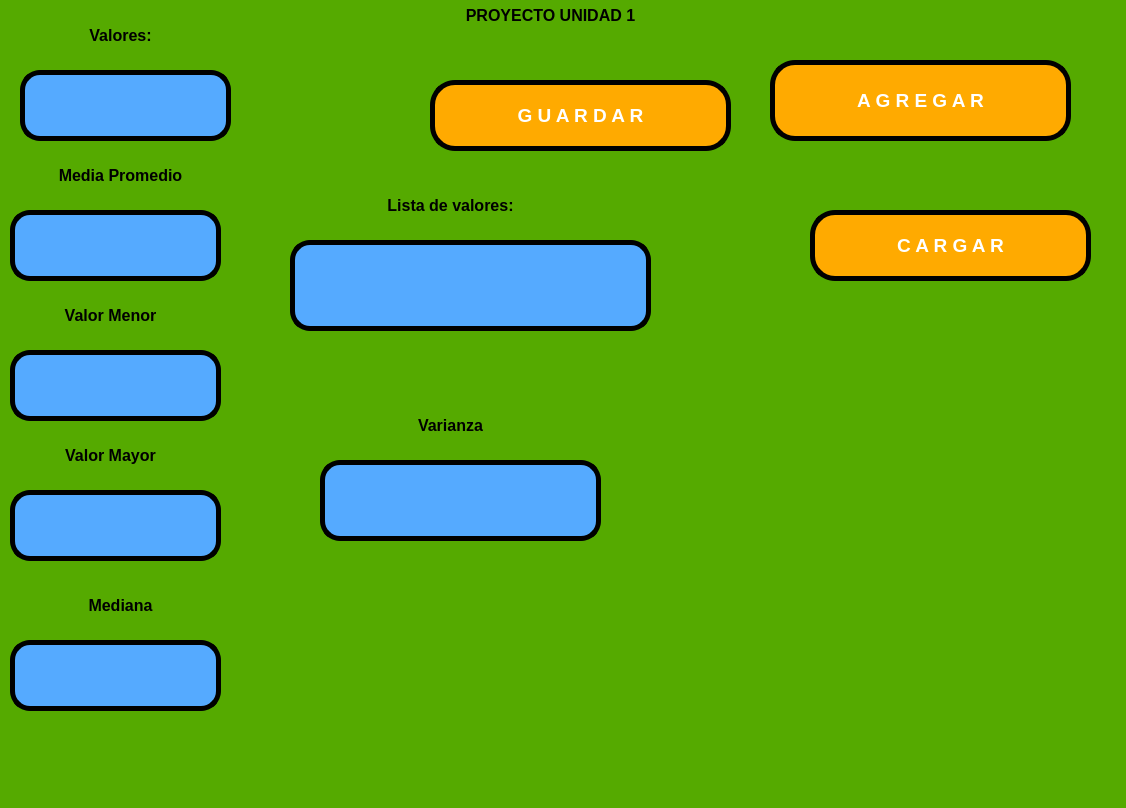
Old version of the form PIP_2025_Eq1/Unidad 1/ProyectoUnidad1.ui in the repository juliancruz98/PIP_2025_Eq1.
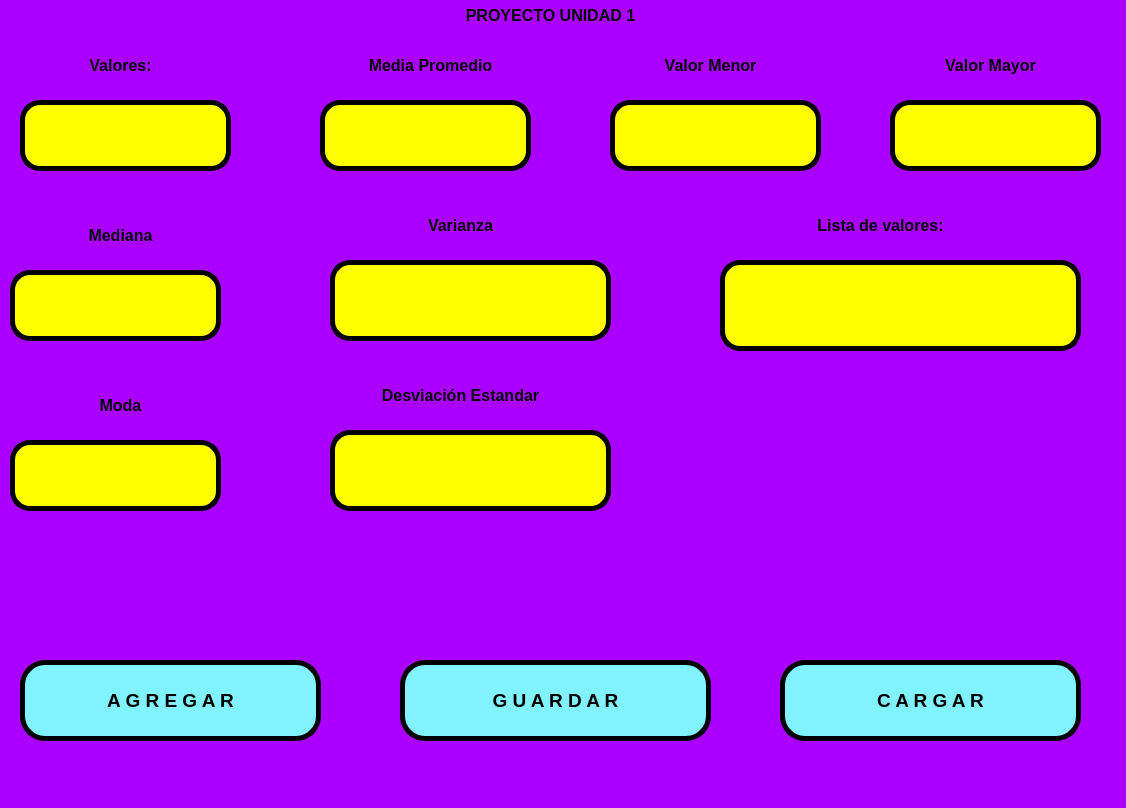
New version of the form.

Diff of the .ui file:
```diff
--- a/PIP_2025_Eq1/Unidad 1/ProyectoUnidad1.ui
+++ b/PIP_2025_Eq1/Unidad 1/ProyectoUnidad1.ui
@@ -14,14 +14,14 @@
    <string>MainWindow</string>
   </property>
   <property name="styleSheet">
-   <string notr="true">background-color: rgb(85, 170, 0);</string>
+   <string notr="true">background-color: rgb(170, 0, 255);</string>
   </property>
   <widget class="QWidget" name="centralwidget">
    <widget class="QPushButton" name="btn_agregar">
     <property name="geometry">
      <rect>
-      <x>770</x>
-      <y>60</y>
+      <x>20</x>
+      <y>660</y>
       <width>301</width>
       <height>81</height>
      </rect>
@@ -37,9 +37,8 @@
      <enum>Qt::LeftToRight</enum>
     </property>
     <property name="styleSheet">
-     <string notr="true">background-color: rgb(170, 85, 255);
-background-color: rgb(255, 170, 0);
-color: rgb(255, 255, 255);
+     <string notr="true">background-color: rgb(129, 243, 255);
+color: rgb(0, 0, 0);
 border-radius: 25px;
 border:  5px solid black;</string>
     </property>
@@ -51,7 +50,7 @@
     <property name="geometry">
      <rect>
       <x>20</x>
-      <y>10</y>
+      <y>40</y>
       <width>201</width>
       <height>51</height>
      </rect>
@@ -67,7 +66,7 @@
     <property name="geometry">
      <rect>
       <x>20</x>
-      <y>70</y>
+      <y>100</y>
       <width>211</width>
       <height>71</height>
      </rect>
@@ -83,7 +82,7 @@
      <enum>Qt::LeftToRight</enum>
     </property>
     <property name="styleSheet">
-     <string notr="true">background-color: rgb(85, 170, 255);
+     <string notr="true">background-color: rgb(255, 255, 0);
 border-radius:20px;
 border:  5px solid black;</string>
     </property>
@@ -97,8 +96,8 @@
    <widget class="QLineEdit" name="txt_promedio">
     <property name="geometry">
      <rect>
-      <x>10</x>
-      <y>210</y>
+      <x>320</x>
+      <y>100</y>
       <width>211</width>
       <height>71</height>
      </rect>
@@ -114,7 +113,7 @@
      <enum>Qt::LeftToRight</enum>
     </property>
     <property name="styleSheet">
-     <string notr="true">background-color: rgb(85, 170, 255);
+     <string notr="true">background-color: rgb(255, 255, 0);
 border-radius:20px;
 border:  5px solid black;</string>
     </property>
@@ -128,10 +127,10 @@
    <widget class="QPushButton" name="btn_guardar">
     <property name="geometry">
      <rect>
-      <x>430</x>
-      <y>80</y>
-      <width>301</width>
-      <height>71</height>
+      <x>400</x>
+      <y>660</y>
+      <width>311</width>
+      <height>81</height>
      </rect>
     </property>
     <property name="font">
@@ -145,9 +144,8 @@
      <enum>Qt::LeftToRight</enum>
     </property>
     <property name="styleSheet">
-     <string notr="true">background-color: rgb(170, 85, 255);
-background-color: rgb(255, 170, 0);
-color: rgb(255, 255, 255);
+     <string notr="true">background-color: rgb(129, 243, 255);
+color: rgb(0, 0, 0);
 border-radius: 25px;
 border:  5px solid black;</string>
     </property>
@@ -158,10 +156,10 @@
    <widget class="QPushButton" name="btn_cargar">
     <property name="geometry">
      <rect>
-      <x>810</x>
-      <y>210</y>
-      <width>281</width>
-      <height>71</height>
+      <x>780</x>
+      <y>660</y>
+      <width>301</width>
+      <height>81</height>
      </rect>
     </property>
     <property name="font">
@@ -175,9 +173,8 @@
      <enum>Qt::LeftToRight</enum>
     </property>
     <property name="styleSheet">
-     <string notr="true">background-color: rgb(170, 85, 255);
-background-color: rgb(255, 170, 0);
-color: rgb(255, 255, 255);
+     <string notr="true">background-color: rgb(129, 243, 255);
+color: rgb(0, 0, 0);
 border-radius: 25px;
 border:  5px solid black;</string>
     </property>
@@ -188,8 +185,8 @@
    <widget class="QLabel" name="label_2">
     <property name="geometry">
      <rect>
-      <x>350</x>
-      <y>180</y>
+      <x>780</x>
+      <y>200</y>
       <width>201</width>
       <height>51</height>
      </rect>
@@ -204,8 +201,8 @@
    <widget class="QLineEdit" name="txt_linea_valores">
     <property name="geometry">
      <rect>
-      <x>290</x>
-      <y>240</y>
+      <x>720</x>
+      <y>260</y>
       <width>361</width>
       <height>91</height>
      </rect>
@@ -218,7 +215,7 @@
      </font>
     </property>
     <property name="styleSheet">
-     <string notr="true">background-color: rgb(85, 170, 255);
+     <string notr="true">background-color: rgb(255, 255, 0);
 border-radius:20px;
 border:  5px solid black;</string>
     </property>
@@ -245,8 +242,8 @@
    <widget class="QLabel" name="label_5">
     <property name="geometry">
      <rect>
-      <x>0</x>
-      <y>290</y>
+      <x>600</x>
+      <y>40</y>
       <width>221</width>
       <height>51</height>
      </rect>
@@ -261,8 +258,8 @@
    <widget class="QLabel" name="label_6">
     <property name="geometry">
      <rect>
-      <x>0</x>
-      <y>430</y>
+      <x>880</x>
+      <y>40</y>
       <width>221</width>
       <height>51</height>
      </rect>
@@ -277,8 +274,8 @@
    <widget class="QLabel" name="label_7">
     <property name="geometry">
      <rect>
-      <x>10</x>
-      <y>150</y>
+      <x>320</x>
+      <y>40</y>
       <width>221</width>
       <height>51</height>
      </rect>
@@ -294,7 +291,7 @@
     <property name="geometry">
      <rect>
       <x>10</x>
-      <y>580</y>
+      <y>210</y>
       <width>221</width>
       <height>51</height>
      </rect>
@@ -309,8 +306,8 @@
    <widget class="QLabel" name="label_11">
     <property name="geometry">
      <rect>
-      <x>340</x>
-      <y>400</y>
+      <x>350</x>
+      <y>200</y>
       <width>221</width>
       <height>51</height>
      </rect>
@@ -325,8 +322,8 @@
    <widget class="QLineEdit" name="txt_menorvalor">
     <property name="geometry">
      <rect>
-      <x>10</x>
-      <y>350</y>
+      <x>610</x>
+      <y>100</y>
       <width>211</width>
       <height>71</height>
      </rect>
@@ -342,7 +339,7 @@
      <enum>Qt::LeftToRight</enum>
     </property>
     <property name="styleSheet">
-     <string notr="true">background-color: rgb(85, 170, 255);
+     <string notr="true">background-color: rgb(255, 255, 0);
 border-radius:20px;
 border:  5px solid black;</string>
     </property>
@@ -356,8 +353,8 @@
    <widget class="QLineEdit" name="txt_mayorvalor">
     <property name="geometry">
      <rect>
-      <x>10</x>
-      <y>490</y>
+      <x>890</x>
+      <y>100</y>
       <width>211</width>
       <height>71</height>
      </rect>
@@ -373,7 +370,7 @@
      <enum>Qt::LeftToRight</enum>
     </property>
     <property name="styleSheet">
-     <string notr="true">background-color: rgb(85, 170, 255);
+     <string notr="true">background-color: rgb(255, 255, 0);
 border-radius:20px;
 border:  5px solid black;</string>
     </property>
@@ -388,7 +385,7 @@
     <property name="geometry">
      <rect>
       <x>10</x>
-      <y>640</y>
+      <y>270</y>
       <width>211</width>
       <height>71</height>
      </rect>
@@ -404,7 +401,7 @@
      <enum>Qt::LeftToRight</enum>
     </property>
     <property name="styleSheet">
-     <string notr="true">background-color: rgb(85, 170, 255);
+     <string notr="true">background-color: rgb(255, 255, 0);
 border-radius:20px;
 border:  5px solid black;</string>
     </property>
@@ -418,8 +415,8 @@
    <widget class="QLineEdit" name="txt_varianza">
     <property name="geometry">
      <rect>
-      <x>320</x>
-      <y>460</y>
+      <x>330</x>
+      <y>260</y>
       <width>281</width>
       <height>81</height>
      </rect>
@@ -435,7 +432,7 @@
      <enum>Qt::LeftToRight</enum>
     </property>
     <property name="styleSheet">
-     <string notr="true">background-color: rgb(85, 170, 255);
+     <string notr="true">background-color: rgb(255, 255, 0);
 border-radius:20px;
 border:  5px solid black;</string>
     </property>
@@ -446,6 +443,100 @@
      <set>Qt::AlignCenter</set>
     </property>
    </widget>
+   <widget class="QLabel" name="label_9">
+    <property name="geometry">
+     <rect>
+      <x>10</x>
+      <y>380</y>
+      <width>221</width>
+      <height>51</height>
+     </rect>
+    </property>
+    <property name="text">
+     <string>&lt;html&gt;&lt;head/&gt;&lt;body&gt;&lt;p&gt;&lt;span style=&quot; font-size:12pt; font-weight:600;&quot;&gt;Moda&lt;/span&gt;&lt;/p&gt;&lt;/body&gt;&lt;/html&gt;</string>
+    </property>
+    <property name="alignment">
+     <set>Qt::AlignCenter</set>
+    </property>
+   </widget>
+   <widget class="QLineEdit" name="txt_moda">
+    <property name="geometry">
+     <rect>
+      <x>10</x>
+      <y>440</y>
+      <width>211</width>
+      <height>71</height>
+     </rect>
+    </property>
+    <property name="font">
+     <font>
+      <pointsize>12</pointsize>
+      <weight>75</weight>
+      <bold>true</bold>
+     </font>
+    </property>
+    <property name="layoutDirection">
+     <enum>Qt::LeftToRight</enum>
+    </property>
+    <property name="styleSheet">
+     <string notr="true">background-color: rgb(255, 255, 0);
+border-radius:20px;
+border:  5px solid black;</string>
+    </property>
+    <property name="text">
+     <string/>
+    </property>
+    <property name="alignment">
+     <set>Qt::AlignCenter</set>
+    </property>
+   </widget>
+   <widget class="QLineEdit" name="txt_desviacion">
+    <property name="geometry">
+     <rect>
+      <x>330</x>
+      <y>430</y>
+      <width>281</width>
+      <height>81</height>
+     </rect>
+    </property>
+    <property name="font">
+     <font>
+      <pointsize>12</pointsize>
+      <weight>75</weight>
+      <bold>true</bold>
+     </font>
+    </property>
+    <property name="layoutDirection">
+     <enum>Qt::LeftToRight</enum>
+    </property>
+    <property name="styleSheet">
+     <string notr="true">background-color: rgb(255, 255, 0);
+border-radius:20px;
+border:  5px solid black;</string>
+    </property>
+    <property name="text">
+     <string/>
+    </property>
+    <property name="alignment">
+     <set>Qt::AlignCenter</set>
+    </property>
+   </widget>
+   <widget class="QLabel" name="label_12">
+    <property name="geometry">
+     <rect>
+      <x>350</x>
+      <y>370</y>
+      <width>221</width>
+      <height>51</height>
+     </rect>
+    </property>
+    <property name="text">
+     <string>&lt;html&gt;&lt;head/&gt;&lt;body&gt;&lt;p&gt;&lt;span style=&quot; font-size:12pt; font-weight:600;&quot;&gt;Desviación Estandar&lt;/span&gt;&lt;/p&gt;&lt;/body&gt;&lt;/html&gt;</string>
+    </property>
+    <property name="alignment">
+     <set>Qt::AlignCenter</set>
+    </property>
+   </widget>
    <zorder>label</zorder>
    <zorder>btn_agregar</zorder>
    <zorder>txt_valores</zorder>
```
Left out of the diff: 4 changed lines with no effect on the pictures.
